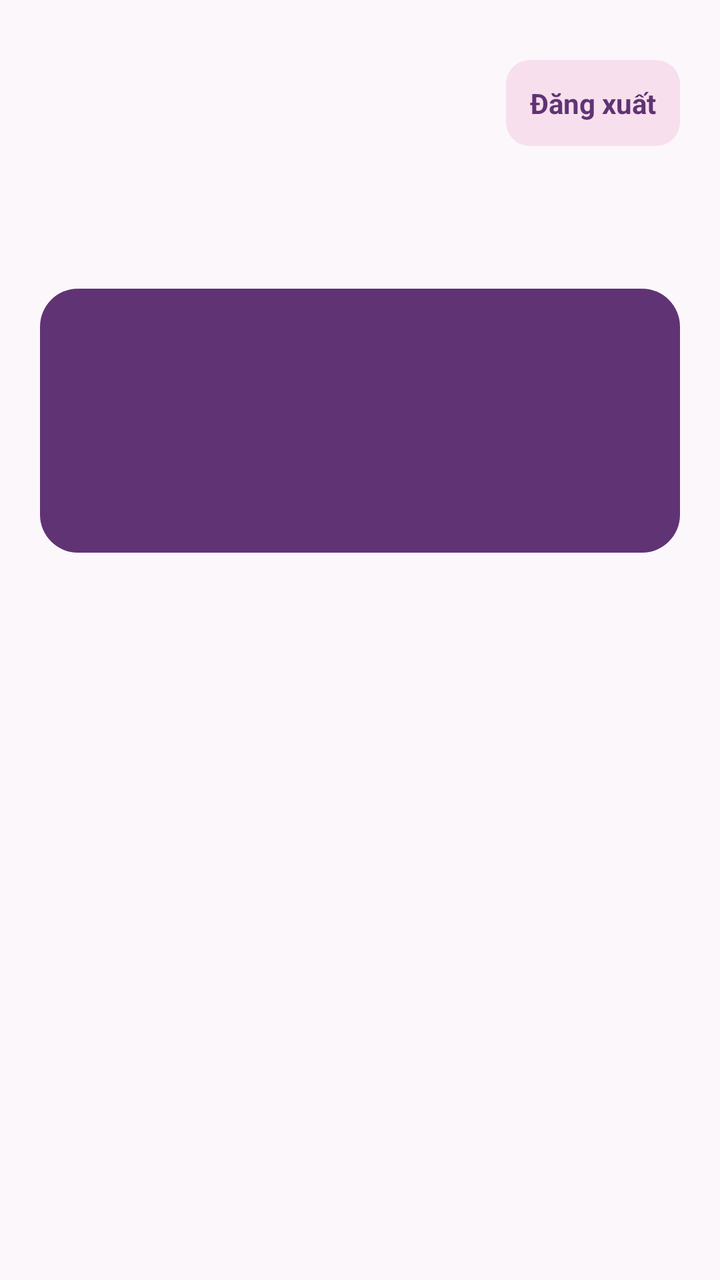
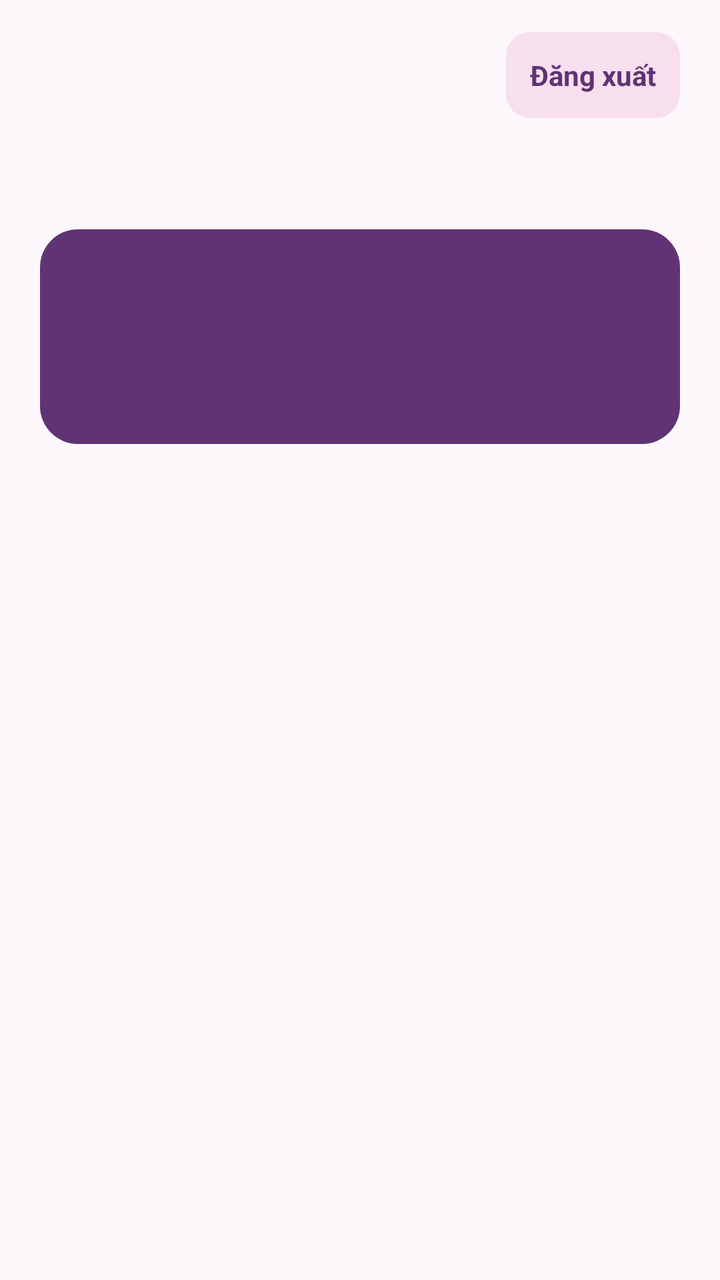

Before-and-after screenshots of an Android layout around one commit, followed by the original layout XML and the change that was made.
<!-- AndroidManifest.xml: application theme Theme.QuanLyBaiTapSinhVien -->
<!-- res/layout/activity_home.xml -->
<?xml version="1.0" encoding="utf-8"?>
<LinearLayout xmlns:android="http://schemas.android.com/apk/res/android"
    android:id="@+id/mainLayout"
    android:layout_width="match_parent"
    android:layout_height="match_parent"
    android:background="#FCF7FA"
    android:fitsSystemWindows="true"
    android:orientation="vertical">
    <ScrollView android:layout_width="match_parent" android:layout_height="0dp"
        android:layout_weight="1" android:fillViewport="true">
        <LinearLayout android:layout_width="match_parent" android:layout_height="wrap_content"
            android:orientation="vertical" android:paddingStart="20dp"
            android:paddingEnd="20dp" android:paddingTop="30dp" android:paddingBottom="24dp">
            <LinearLayout android:layout_width="match_parent" android:layout_height="wrap_content"
                android:gravity="center_vertical" android:orientation="horizontal">
                <TextView android:id="@+id/tvRole" android:layout_width="0dp"
                    android:layout_height="wrap_content" android:layout_weight="1"
                    android:textColor="#603374" android:textSize="14sp" />
                <TextView android:id="@+id/btnLogout" android:layout_width="wrap_content"
                    android:layout_height="wrap_content" android:background="@drawable/bg_home_pill"
                    android:clickable="true" android:focusable="true" android:padding="12dp"
                    android:text="Đăng xuất" android:textColor="#603374"
                    android:textSize="14sp" android:textStyle="bold" />
            </LinearLayout>
            <TextView android:id="@+id/tvHomeTitle" android:layout_width="match_parent"
                android:layout_height="wrap_content" android:layout_marginTop="10dp"
                android:textColor="#38243D" android:textSize="28sp" android:textStyle="bold" />
            <LinearLayout android:layout_width="match_parent" android:layout_height="132dp"
                android:layout_marginTop="24dp" android:background="@drawable/bg_home_hero"
                android:gravity="center_vertical" android:orientation="vertical" android:padding="18dp">
                <TextView android:id="@+id/tvHeroLabel" android:layout_width="match_parent"
                    android:layout_height="wrap_content" android:textColor="#F7DDEB" android:textSize="14sp" />
                <TextView android:id="@+id/tvHeroTitle" android:layout_width="match_parent"
                    android:layout_height="wrap_content" android:layout_marginTop="12dp"
                    android:textColor="@android:color/white" android:textSize="25sp" android:textStyle="bold" />
                <TextView android:id="@+id/tvHeroDescription" android:layout_width="match_parent"
                    android:layout_height="wrap_content" android:layout_marginTop="10dp"
                    android:textColor="@android:color/white" android:textSize="14sp" />
            </LinearLayout>
            <LinearLayout android:id="@+id/actionRow" android:layout_width="match_parent"
                android:layout_height="wrap_content" android:layout_marginTop="20dp"
                android:orientation="horizontal" />
            <TextView android:id="@+id/tvSectionTitle" android:layout_width="match_parent"
                android:layout_height="wrap_content" android:layout_marginTop="34dp"
                android:textColor="#38243D" android:textSize="19sp" android:textStyle="bold" />
            <LinearLayout android:id="@+id/contentList" android:layout_width="match_parent"
                android:layout_height="wrap_content" android:layout_marginTop="16dp"
                android:orientation="vertical" />
        </LinearLayout>
    </ScrollView>
    <LinearLayout android:id="@+id/bottomNav" android:layout_width="match_parent"
        android:layout_height="wrap_content" android:background="#FCF7FA"
        android:orientation="horizontal" android:paddingStart="20dp"
        android:paddingEnd="20dp" android:paddingTop="10dp" android:paddingBottom="20dp" />
</LinearLayout>
<!-- resources referenced by this layout -->
<resources>
  <!-- drawable bg_home_hero (drawable) -->
  <?xml version="1.0" encoding="utf-8"?>
  <shape xmlns:android="http://schemas.android.com/apk/res/android">
      <solid android:color="#603374" />
      <corners android:radius="19dp" />
  </shape>
  <!-- drawable bg_home_pill (drawable) -->
  <?xml version="1.0" encoding="utf-8"?>
  <shape xmlns:android="http://schemas.android.com/apk/res/android">
      <solid android:color="#F7DFED" />
      <corners android:radius="12dp" />
  </shape>
  <style name="Theme.QuanLyBaiTapSinhVien" parent="Base.Theme.QuanLyBaiTapSinhVien" />
  <style name="Base.Theme.QuanLyBaiTapSinhVien" parent="Theme.Material3.DayNight.NoActionBar">
          
          <item name="colorPrimary">@color/blue_primary</item>
          <item name="colorPrimaryVariant">@color/blue_primary_dark</item>
          <item name="colorOnPrimary">@color/white</item>
          <item name="android:statusBarColor">@color/bg_screen</item>
          <item name="android:windowLightStatusBar">true</item>
          <item name="android:windowBackground">@color/bg_screen</item>
      </style>
  <color name="blue_primary">#603374</color>
  <color name="blue_primary_dark">#4C295D</color>
  <color name="white">#FFFFFFFF</color>
  <color name="bg_screen">#FCF7FA</color>
</resources>

<!-- the commit's change to res/layout/activity_home.xml (unified diff, before → after) -->
@@ -1,55 +1,158 @@
 <?xml version="1.0" encoding="utf-8"?>
 <LinearLayout xmlns:android="http://schemas.android.com/apk/res/android"
-    android:id="@+id/mainLayout"
     android:layout_width="match_parent"
     android:layout_height="match_parent"
     android:background="#FCF7FA"
     android:fitsSystemWindows="true"
-    android:orientation="vertical">
-    <ScrollView android:layout_width="match_parent" android:layout_height="0dp"
-        android:layout_weight="1" android:fillViewport="true">
-        <LinearLayout android:layout_width="match_parent" android:layout_height="wrap_content"
-            android:orientation="vertical" android:paddingStart="20dp"
-            android:paddingEnd="20dp" android:paddingTop="30dp" android:paddingBottom="24dp">
-            <LinearLayout android:layout_width="match_parent" android:layout_height="wrap_content"
-                android:gravity="center_vertical" android:orientation="horizontal">
-                <TextView android:id="@+id/tvRole" android:layout_width="0dp"
-                    android:layout_height="wrap_content" android:layout_weight="1"
-                    android:textColor="#603374" android:textSize="14sp" />
-                <TextView android:id="@+id/btnLogout" android:layout_width="wrap_content"
-                    android:layout_height="wrap_content" android:background="@drawable/bg_home_pill"
-                    android:clickable="true" android:focusable="true" android:padding="12dp"
-                    android:text="Đăng xuất" android:textColor="#603374"
-                    android:textSize="14sp" android:textStyle="bold" />
-            </LinearLayout>
-            <TextView android:id="@+id/tvHomeTitle" android:layout_width="match_parent"
-                android:layout_height="wrap_content" android:layout_marginTop="10dp"
-                android:textColor="#38243D" android:textSize="28sp" android:textStyle="bold" />
-            <LinearLayout android:layout_width="match_parent" android:layout_height="132dp"
-                android:layout_marginTop="24dp" android:background="@drawable/bg_home_hero"
-                android:gravity="center_vertical" android:orientation="vertical" android:padding="18dp">
-                <TextView android:id="@+id/tvHeroLabel" android:layout_width="match_parent"
-                    android:layout_height="wrap_content" android:textColor="#F7DDEB" android:textSize="14sp" />
-                <TextView android:id="@+id/tvHeroTitle" android:layout_width="match_parent"
-                    android:layout_height="wrap_content" android:layout_marginTop="12dp"
-                    android:textColor="@android:color/white" android:textSize="25sp" android:textStyle="bold" />
-                <TextView android:id="@+id/tvHeroDescription" android:layout_width="match_parent"
-                    android:layout_height="wrap_content" android:layout_marginTop="10dp"
-                    android:textColor="@android:color/white" android:textSize="14sp" />
-            </LinearLayout>
-            <LinearLayout android:id="@+id/actionRow" android:layout_width="match_parent"
-                android:layout_height="wrap_content" android:layout_marginTop="20dp"
-                android:orientation="horizontal" />
-            <TextView android:id="@+id/tvSectionTitle" android:layout_width="match_parent"
-                android:layout_height="wrap_content" android:layout_marginTop="34dp"
-                android:textColor="#38243D" android:textSize="19sp" android:textStyle="bold" />
-            <LinearLayout android:id="@+id/contentList" android:layout_width="match_parent"
-                android:layout_height="wrap_content" android:layout_marginTop="16dp"
-                android:orientation="vertical" />
-        </LinearLayout>
-    </ScrollView>
-    <LinearLayout android:id="@+id/bottomNav" android:layout_width="match_parent"
-        android:layout_height="wrap_content" android:background="#FCF7FA"
-        android:orientation="horizontal" android:paddingStart="20dp"
-        android:paddingEnd="20dp" android:paddingTop="10dp" android:paddingBottom="20dp" />
+    android:orientation="vertical"
+    android:paddingTop="16dp">
+
+    <LinearLayout
+        android:layout_width="match_parent"
+        android:layout_height="wrap_content"
+        android:gravity="center_vertical"
+        android:orientation="horizontal"
+        android:paddingStart="20dp"
+        android:paddingEnd="20dp">
+
+        <TextView
+            android:id="@+id/tvRole"
+            android:layout_width="0dp"
+            android:layout_height="wrap_content"
+            android:layout_weight="1"
+            android:textColor="#603374"
+            android:textSize="14sp" />
+
+        <TextView
+            android:id="@+id/btnLogout"
+            android:layout_width="wrap_content"
+            android:layout_height="wrap_content"
+            android:background="@drawable/bg_home_pill"
+            android:clickable="true"
+            android:focusable="true"
+            android:padding="12dp"
+            android:text="Đăng xuất"
+            android:textColor="#603374"
+            android:textSize="14sp"
+            android:textStyle="bold" />
+    </LinearLayout>
+
+    <TextView
+        android:id="@+id/tvHomeTitle"
+        android:layout_width="match_parent"
+        android:layout_height="wrap_content"
+        android:layout_marginStart="20dp"
+        android:layout_marginTop="8dp"
+        android:layout_marginEnd="20dp"
+        android:textColor="#38243D"
+        android:textSize="25sp"
+        android:textStyle="bold" />
+
+    <LinearLayout
+        android:layout_width="match_parent"
+        android:layout_height="wrap_content"
+        android:layout_marginStart="20dp"
+        android:layout_marginTop="14dp"
+        android:layout_marginEnd="20dp"
+        android:background="@drawable/bg_home_hero"
+        android:orientation="vertical"
+        android:padding="16dp">
+
+        <TextView
+            android:id="@+id/nhanAnhBia"
+            android:layout_width="match_parent"
+            android:layout_height="wrap_content"
+            android:textColor="#F7DDEB"
+            android:textSize="12sp" />
+
+        <TextView
+            android:id="@+id/tieuDeAnhBia"
+            android:layout_width="match_parent"
+            android:layout_height="wrap_content"
+            android:layout_marginTop="6dp"
+            android:textColor="@android:color/white"
+            android:textSize="22sp"
+            android:textStyle="bold" />
+
+        <TextView
+            android:id="@+id/moTaAnhBia"
+            android:layout_width="match_parent"
+            android:layout_height="wrap_content"
+            android:layout_marginTop="6dp"
+            android:textColor="@android:color/white"
+            android:textSize="13sp" />
+    </LinearLayout>
+
+    <LinearLayout
+        android:id="@+id/actionRow"
+        android:layout_width="match_parent"
+        android:layout_height="wrap_content"
+        android:layout_marginStart="20dp"
+        android:layout_marginTop="12dp"
+        android:layout_marginEnd="20dp"
+        android:orientation="horizontal" />
+
+    <LinearLayout
+        android:id="@+id/hangLoc"
+        android:layout_width="match_parent"
+        android:layout_height="wrap_content"
+        android:layout_marginStart="20dp"
+        android:layout_marginEnd="20dp"
+        android:orientation="vertical"
+        android:visibility="gone" />
+
+    <LinearLayout
+        android:id="@+id/vungNhapThem"
+        android:layout_width="match_parent"
+        android:layout_height="wrap_content"
+        android:layout_marginStart="20dp"
+        android:layout_marginTop="8dp"
+        android:layout_marginEnd="20dp"
+        android:orientation="vertical" />
+
+    <TextView
+        android:id="@+id/tvSectionTitle"
+        android:layout_width="match_parent"
+        android:layout_height="wrap_content"
+        android:layout_marginStart="20dp"
+        android:layout_marginTop="12dp"
+        android:layout_marginEnd="20dp"
+        android:textColor="#38243D"
+        android:textSize="18sp"
+        android:textStyle="bold" />
+
+    <ListView
+        android:id="@+id/contentList"
+        android:layout_width="match_parent"
+        android:layout_height="0dp"
+        android:layout_weight="1"
+        android:clipToPadding="false"
+        android:divider="@android:color/transparent"
+        android:dividerHeight="0dp"
+        android:paddingStart="20dp"
+        android:paddingTop="10dp"
+        android:paddingEnd="20dp"
+        android:paddingBottom="8dp"
+        android:scrollbars="vertical" />
+
+    <LinearLayout
+        android:id="@+id/actionBottom"
+        android:layout_width="match_parent"
+        android:layout_height="wrap_content"
+        android:layout_marginStart="20dp"
+        android:layout_marginTop="8dp"
+        android:layout_marginEnd="20dp"
+        android:orientation="horizontal"
+        android:visibility="gone" />
+
+    <LinearLayout
+        android:id="@+id/bottomNav"
+        android:layout_width="match_parent"
+        android:layout_height="wrap_content"
+        android:background="#FCF7FA"
+        android:orientation="horizontal"
+        android:paddingStart="16dp"
+        android:paddingTop="8dp"
+        android:paddingEnd="16dp"
+        android:paddingBottom="14dp" />
 </LinearLayout>
